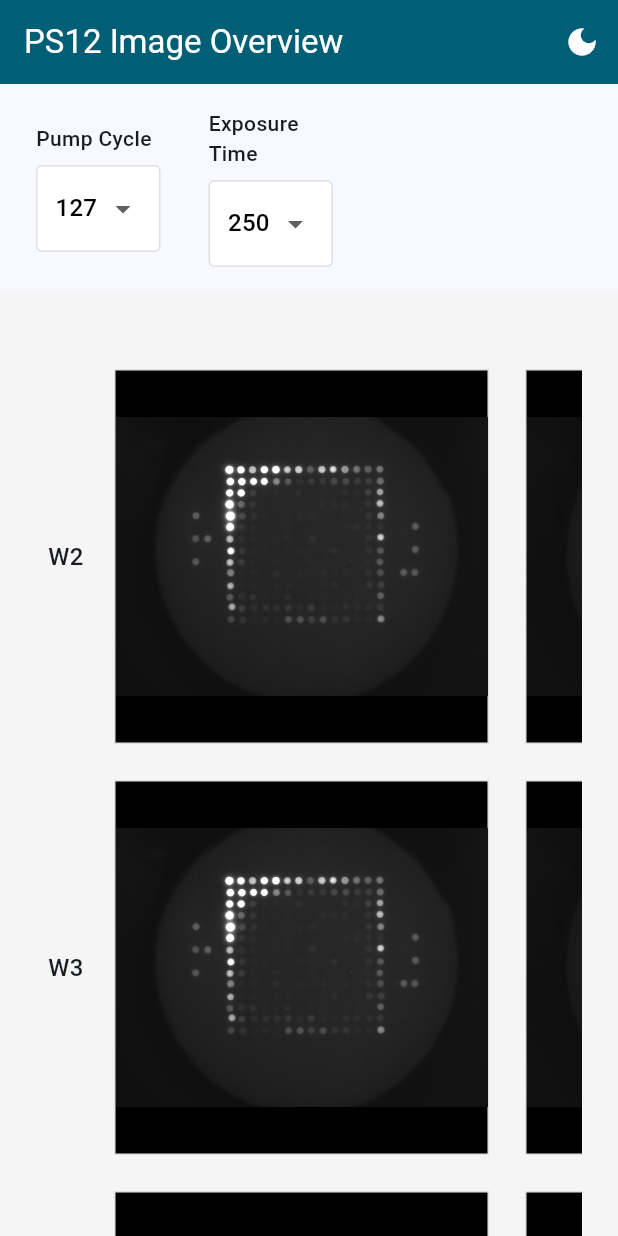
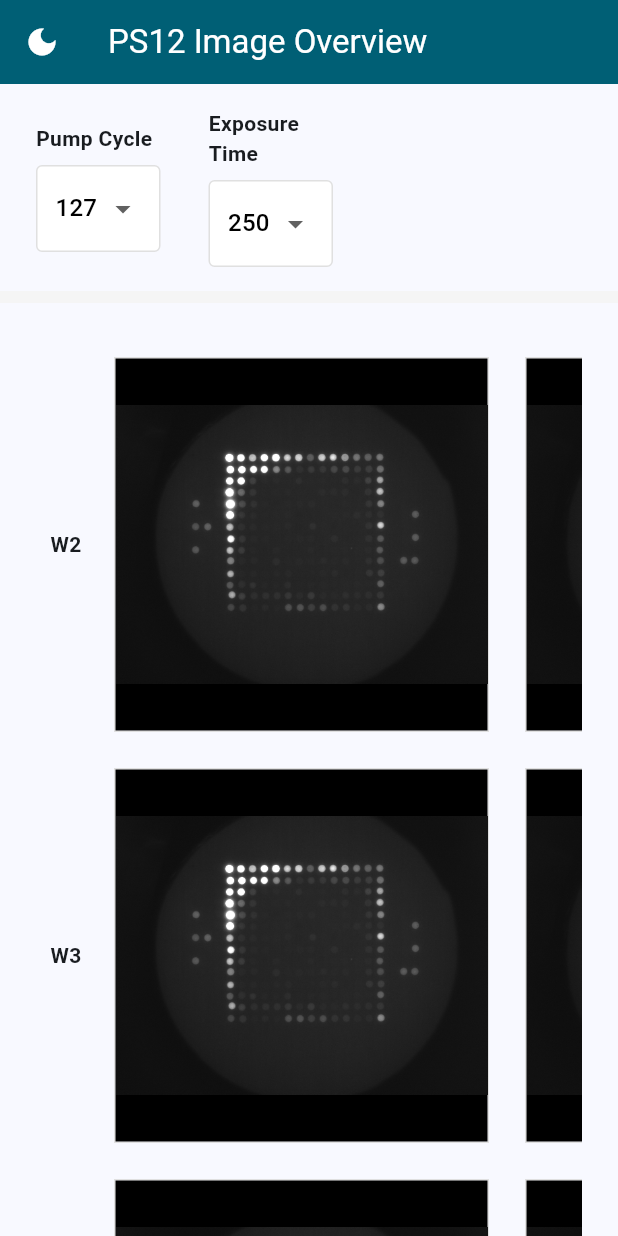
Before and after one commit to tercen/ps12_image_overview_flutter_operator, a Flutter app: the screen it shows after launch, on a phone screen of 412 x 824 dp. Run offline on Flutter 3.47's test engine with Material 3 defaults, Android fonts, the phone set to English and light mode, and no system bars; our stand-ins replace get_it; missing offline and left inert: sci_tercen_client.

Commit message:
Maintain grid structure and improve UI styling
Grid Structure Improvements:
- Always display full grid structure even when no images match filters
- Show "No image" placeholders in empty cells with icon and message
- Maintain barcode column labels and Well row labels in all filter states
- Add methods to ImageCollection to get unique rows, columns, and barcodes

UI Styling Enhancements:
- Move theme toggle to left side of AppBar
- Make all labels bold with consistent 14px font (filters, Wells, barcodes)
- Reduce gap between filters and grid by 50% (16px to 8px)
- Change grid background color to #f8f9ff to match filter bar

This improves user experience by providing clear visual feedback when no
images exist for selected filter combinations, while maintaining the grid
structure for context.

Co-Authored-By: Claude Sonnet 4.5 <noreply@anthropic.com>

```diff
--- a/lib/models/image_collection.dart
+++ b/lib/models/image_collection.dart
@@ -32,4 +32,25 @@ class ImageCollection {
   List<int> get uniqueExposureTimes {
     return images.map((img) => img.exposureTime).toSet().toList()..sort();
   }
+
+  /// Gets unique row numbers.
+  List<int> get uniqueRows {
+    return images.map((img) => img.row).toSet().toList()..sort();
+  }
+
+  /// Gets unique column numbers.
+  List<int> get uniqueColumns {
+    return images.map((img) => img.column).toSet().toList()..sort();
+  }
+
+  /// Gets unique barcode values for column labels.
+  List<String> get uniqueBarcodes {
+    final barcodes = images
+        .map((img) => img.metadata['barcode'] as String?)
+        .where((b) => b != null && b.isNotEmpty)
+        .toSet()
+        .toList();
+    barcodes.sort();
+    return barcodes.cast<String>();
+  }
 }
--- a/lib/providers/image_overview_provider.dart
+++ b/lib/providers/image_overview_provider.dart
@@ -24,6 +24,15 @@ class ImageOverviewProvider extends ChangeNotifier {
 
   /// Gets available exposure time options from ALL images (not just filtered).
   List<int> get availableExposureTimes => _allImages.uniqueExposureTimes;
+
+  /// Gets all unique rows from ALL images (for maintaining grid structure).
+  List<int> get allRows => _allImages.uniqueRows;
+
+  /// Gets all unique columns from ALL images (for maintaining grid structure).
+  List<int> get allColumns => _allImages.uniqueColumns;
+
+  /// Gets all unique barcodes from ALL images (for column labels).
+  List<String> get allBarcodes => _allImages.uniqueBarcodes;
 
   /// Loads images from the service.
   /// On initial load, defaults to highest cycle and highest exposure time.
--- a/lib/screens/image_overview_screen.dart
+++ b/lib/screens/image_overview_screen.dart
@@ -1,5 +1,6 @@
 import 'package:flutter/material.dart';
 import 'package:provider/provider.dart';
+import 'package:ps12_image_overview/models/image_metadata.dart';
 import 'package:ps12_image_overview/providers/image_overview_provider.dart';
 import 'package:ps12_image_overview/providers/theme_provider.dart';
 import 'package:ps12_image_overview/widgets/image_grid_cell.dart';
@@ -30,8 +31,7 @@ class _ImageOverviewScreenState extends State<ImageOverviewScreen> {
         backgroundColor: const Color(0xFF005f75),
         foregroundColor: Colors.white,
         elevation: 0,
-        actions: [
-          Consumer<ThemeProvider>(
+        leading: Consumer<ThemeProvider>(
           builder: (context, themeProvider, child) {
             return IconButton(
               icon: Icon(
@@ -44,7 +44,6 @@ class _ImageOverviewScreenState extends State<ImageOverviewScreen> {
             );
           },
         ),
-        ],
       ),
       body: Consumer<ImageOverviewProvider>(
         builder: (context, provider, child) {
@@ -65,10 +64,13 @@ class _ImageOverviewScreenState extends State<ImageOverviewScreen> {
             children: [
               // Filter controls
               _buildFilterControls(context, provider),
-              const SizedBox(height: 16),
+              const SizedBox(height: 8),  // Reduced from 16 to 8 (50% reduction)
               // Image grid
               Expanded(
+                child: Container(
+                  color: const Color(0xFFf8f9ff),  // Match filter bar background
                   child: _buildImageGrid(provider),
+                ),
               ),
             ],
           );
@@ -92,7 +94,7 @@ class _ImageOverviewScreenState extends State<ImageOverviewScreen> {
               children: [
                 const Text(
                   'Pump Cycle',
-                  style: TextStyle(fontSize: 14, fontWeight: FontWeight.w500),
+                  style: TextStyle(fontSize: 14, fontWeight: FontWeight.bold),
                 ),
                 const SizedBox(height: 8),
                 _buildDropdown(
@@ -114,7 +116,7 @@ class _ImageOverviewScreenState extends State<ImageOverviewScreen> {
               children: [
                 const Text(
                   'Exposure Time',
-                  style: TextStyle(fontSize: 14, fontWeight: FontWeight.w500),
+                  style: TextStyle(fontSize: 14, fontWeight: FontWeight.bold),
                 ),
                 const SizedBox(height: 8),
                 _buildDropdown(
@@ -179,27 +181,34 @@ class _ImageOverviewScreenState extends State<ImageOverviewScreen> {
   }
 
   /// Builds the image grid.
+  /// Maintains full grid structure even when no images match the filter,
+  /// showing "no image" placeholders in empty cells.
   Widget _buildImageGrid(ImageOverviewProvider provider) {
-    if (provider.images.count == 0) {
+    // Get the full grid structure from all images (not just filtered)
+    final allRows = provider.allRows;
+    final allColumns = provider.allColumns;
+    final allBarcodes = provider.allBarcodes;
+
+    // If no images loaded at all, show empty state
+    if (allRows.isEmpty || allColumns.isEmpty) {
       return const Center(
         child: Text('No images to display'),
       );
     }
 
-    // Group images by row
-    final imagesByRow = provider.images.groupByRow();
-    final rows = imagesByRow.keys.toList()..sort();
+    // Create a lookup map for quick access to filtered images
+    final imagesByPosition = <String, ImageMetadata>{};
+    for (final image in provider.images.images) {
+      final key = '${image.row}_${image.column}';
+      imagesByPosition[key] = image;
+    }
 
     return SingleChildScrollView(
       child: Padding(
         padding: const EdgeInsets.all(24),
         child: Column(
           crossAxisAlignment: CrossAxisAlignment.start,
-          children: rows.map((rowNumber) {
-            final rowImages = imagesByRow[rowNumber]!;
-            // Sort by column
-            rowImages.sort((a, b) => a.column.compareTo(b.column));
-
+          children: allRows.map((rowNumber) {
             return Row(
               crossAxisAlignment: CrossAxisAlignment.start,
               children: [
@@ -212,8 +221,8 @@ class _ImageOverviewScreenState extends State<ImageOverviewScreen> {
                       'W${rowNumber + 1}',  // row 0 = W1, row 1 = W2, etc.
                       textAlign: TextAlign.center,
                       style: const TextStyle(
-                        fontSize: 16,
-                        fontWeight: FontWeight.w500,
+                        fontSize: 14,
+                        fontWeight: FontWeight.bold,
                       ),
                     ),
                   ),
@@ -224,15 +233,26 @@ class _ImageOverviewScreenState extends State<ImageOverviewScreen> {
                     scrollDirection: Axis.horizontal,
                     child: Row(
                       crossAxisAlignment: CrossAxisAlignment.start,
-                      children: rowImages.map((image) {
+                      children: allColumns.map((columnNumber) {
+                        final key = '${rowNumber}_$columnNumber';
+                        final image = imagesByPosition[key];
+                        final barcode = columnNumber < allBarcodes.length
+                            ? allBarcodes[columnNumber]
+                            : '';
+
                         return Padding(
                           padding: const EdgeInsets.all(12),
                           child: SizedBox(
                             width: 250,
                             height: 250,
-                            child: ImageGridCell(
+                            child: image != null
+                                ? ImageGridCell(
                                     image: image,
-                              showLabel: rowNumber == 0,  // Show barcode labels for first row (W1)
+                                    showLabel: rowNumber == allRows.first,  // Show barcode labels for first row
+                                  )
+                                : _buildEmptyCell(
+                                    barcode: barcode,
+                                    showLabel: rowNumber == allRows.first,
                                   ),
                           ),
                         );
@@ -247,4 +267,66 @@ class _ImageOverviewScreenState extends State<ImageOverviewScreen> {
       ),
     );
   }
+
+  /// Builds an empty cell placeholder when no image exists for that grid position.
+  Widget _buildEmptyCell({required String barcode, required bool showLabel}) {
+    return Container(
+      decoration: BoxDecoration(
+        color: Colors.grey.shade900,
+        border: Border.all(
+          color: Colors.grey.shade800,
+          width: 1,
+        ),
+        borderRadius: BorderRadius.circular(4),
+      ),
+      child: Column(
+        children: [
+          // Barcode label (shown only on first row)
+          if (showLabel)
+            Container(
+              height: 24,
+              alignment: Alignment.center,
+              decoration: BoxDecoration(
+                color: Colors.grey.shade800,
+                borderRadius: const BorderRadius.only(
+                  topLeft: Radius.circular(4),
+                  topRight: Radius.circular(4),
+                ),
+              ),
+              child: Text(
+                barcode,
+                style: TextStyle(
+                  fontSize: 14,
+                  fontWeight: FontWeight.bold,
+                  color: Colors.grey.shade400,
+                ),
+              ),
+            ),
+          // Empty space with "No image" message
+          Expanded(
+            child: Center(
+              child: Column(
+                mainAxisSize: MainAxisSize.min,
+                children: [
+                  Icon(
+                    Icons.image_not_supported_outlined,
+                    color: Colors.grey.shade700,
+                    size: 48,
+                  ),
+                  const SizedBox(height: 8),
+                  Text(
+                    'No image',
+                    style: TextStyle(
+                      color: Colors.grey.shade600,
+                      fontSize: 12,
+                    ),
+                  ),
+                ],
+              ),
+            ),
+          ),
+        ],
+      ),
+    );
   }
+}
--- a/lib/widgets/image_grid_cell.dart
+++ b/lib/widgets/image_grid_cell.dart
@@ -32,8 +32,8 @@ class ImageGridCell extends StatelessWidget {
               image.metadata['barcode'] as String? ?? image.id,
               textAlign: TextAlign.center,
               style: TextStyle(
-                fontSize: 11,
-                fontWeight: FontWeight.w500,
+                fontSize: 14,
+                fontWeight: FontWeight.bold,
                 color: isDark ? Colors.white : Colors.black,
               ),
             ),
```
Lines whose indentation alone changed are shown as unchanged.
